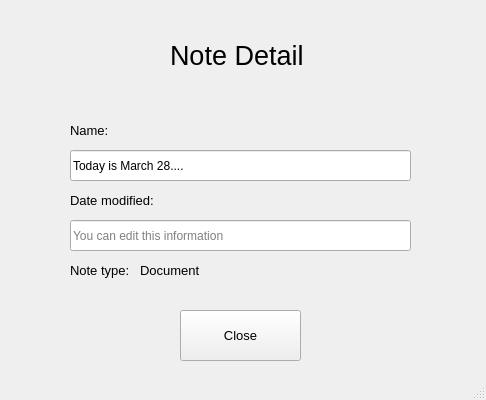
Before: the Qt Designer form PTI/SPCK/GUI/noteDetail.ui in GreenSystemDuy08/TL-C4K-PTI01, drawn with Qt 5.
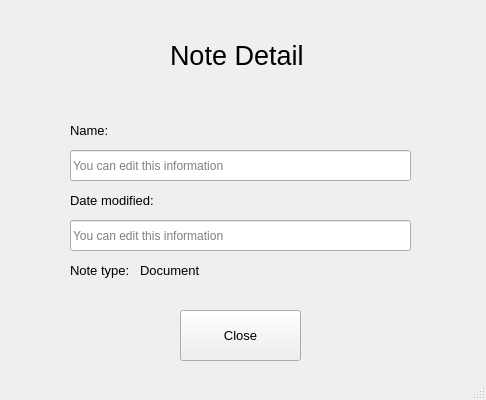
After: the same form once the commit is applied.

Commit message: feat Update SPCK 8.0 - 29/5/2024

Diff of the .ui file:
```diff
--- a/PTI/SPCK/GUI/noteDetail.ui
+++ b/PTI/SPCK/GUI/noteDetail.ui
@@ -127,7 +127,7 @@
      </rect>
     </property>
     <property name="text">
-     <string>Today is March 28....</string>
+     <string/>
     </property>
     <property name="placeholderText">
      <string>You can edit this information</string>
```
Left out of the diff: 4 changed lines with no effect on the pictures. The commit also changes 2 other files.
